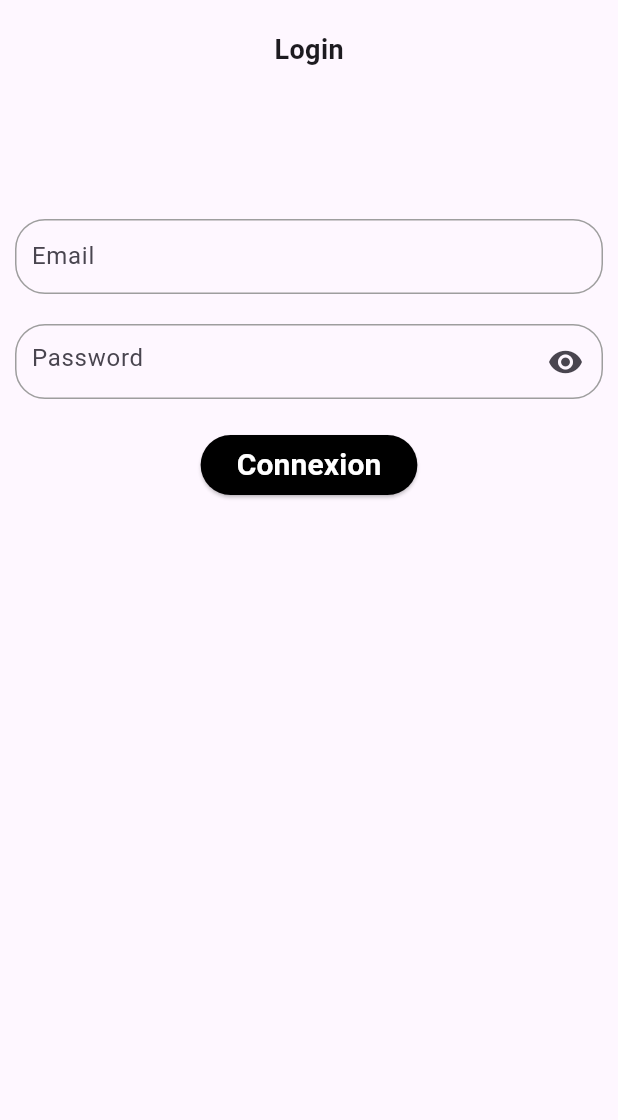
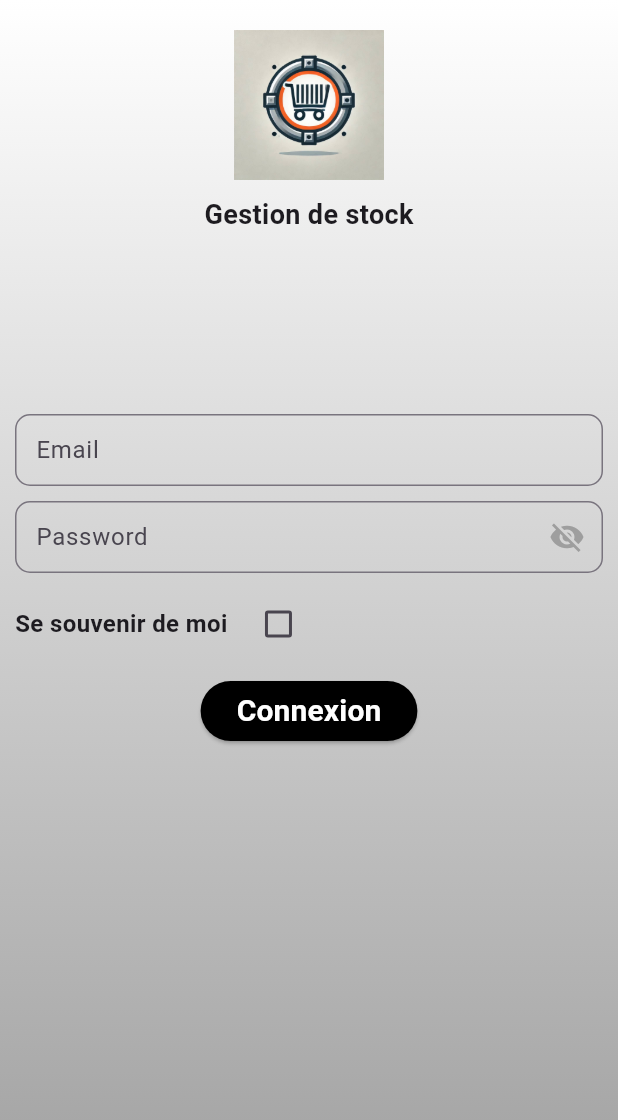
Before and after one commit to Ibrahima-Lam/gestion_stock_flutter, a Flutter app: the screen it shows after launch, on a phone screen of 412 x 824 dp. Shown: the top 1120 px of the screen. Run offline on Flutter 3.47's test engine with Material 3 defaults, Android fonts, the light colour scheme and no system bars; our stand-ins replace cloud_firestore, firebase_auth, firebase_core, get, shared_preferences; accounts and stored records are empty.

Commit message:
commit 2

```diff
--- a/lib/home/login.dart
+++ b/lib/home/login.dart
@@ -4,61 +4,100 @@ import 'package:gestion_stock_flutter/widget/text_field_widget.dart';
 import 'package:get/get.dart';
 
 // ignore: must_be_immutable
-class LoginPage extends StatelessWidget {
-  LoginPage({super.key});
+class LoginPage extends StatefulWidget {
+  const LoginPage({super.key});
+
+  @override
+  State<LoginPage> createState() => _LoginPageState();
+}
+
+class _LoginPageState extends State<LoginPage> {
   LoginController controller = LoginController();
 
   final TextEditingController emailEditingController = TextEditingController();
+
   final TextEditingController passwordEditingController =
       TextEditingController();
+  @override
+  initState() {
+    controller.getUser().then((value) {
+      print(value);
+      if (value != null) {
+        emailEditingController.text = value[0];
+        passwordEditingController.text = value[1];
+        controller.setRememberMe(true);
+        controller.login(context, email: value[0], password: value[1]);
+      }
+    });
+    super.initState();
+  }
 
   @override
   Widget build(BuildContext context) {
     return Scaffold(
       body: SafeArea(
-        child: SizedBox(
+        child: SingleChildScrollView(
+          child: Container(
+            decoration: const BoxDecoration(
+              gradient: LinearGradient(
+                begin: Alignment.topCenter,
+                end: Alignment.bottomCenter,
+                colors: [Colors.white, Colors.grey],
+              ),
+            ),
             height: MediaQuery.of(context).size.height,
             width: MediaQuery.of(context).size.width,
             child: Padding(
               padding: const EdgeInsets.symmetric(horizontal: 10, vertical: 20),
-            child: Column(children: [
+              child: Column(spacing: 10, children: [
+                SizedBox(
+                  height: 100,
+                  child: Image.asset(
+                    'assets/images/logo.jpg',
+                    width: 100,
+                    height: 100,
+                  ),
+                ),
                 const Row(
                   mainAxisAlignment: MainAxisAlignment.center,
                   children: [
                     Text(
-                    'Login',
-                    style: TextStyle(fontSize: 18, fontWeight: FontWeight.bold),
+                      'Gestion de stock',
+                      style:
+                          TextStyle(fontSize: 18, fontWeight: FontWeight.bold),
                     )
                   ],
                 ),
                 const SizedBox(
                   height: 100,
                 ),
-              Container(
-                decoration: BoxDecoration(
-                    border: Border.all(width: 1, color: Colors.grey),
-                    borderRadius: BorderRadius.circular(20)),
-                child: TextFieldWidget(
+                TextFieldWidget(
                   hintText: "Email",
                   obscure: false,
                   controller: emailEditingController,
                 ),
-              ),
-              const SizedBox(
-                height: 20,
-              ),
-              Container(
-                decoration: BoxDecoration(
-                    border: Border.all(width: 1, color: Colors.grey),
-                    borderRadius: BorderRadius.circular(20)),
-                child: TextFieldWidget(
+                TextFieldWidget(
                   hintText: 'Password',
                   obscure: true,
                   controller: passwordEditingController,
                 ),
+                Row(
+                  mainAxisAlignment: MainAxisAlignment.start,
+                  spacing: 10,
+                  children: [
+                    const Text(
+                      'Se souvenir de moi',
+                      style:
+                          TextStyle(fontSize: 16, fontWeight: FontWeight.bold),
                     ),
-              const SizedBox(
-                height: 20,
+                    Obx(() => Checkbox(
+                          activeColor: Colors.black,
+                          value: controller.rememberMe.value,
+                          onChanged: (value) {
+                            controller.setRememberMe(value ?? false);
+                          },
+                        )),
+                  ],
                 ),
                 Obx(() => controller.isSigningIn.value
                     ? const CircularProgressIndicator()
@@ -66,18 +105,19 @@ class LoginPage extends StatelessWidget {
                         style: ElevatedButton.styleFrom(
                             backgroundColor: Colors.black),
                         onPressed: () async {
-                        controller.login(context, emailEditingController.text,
-                            passwordEditingController.text);
+                          controller.login(context,
+                              email: emailEditingController.text,
+                              password: passwordEditingController.text);
                         },
-                      child: Container(
                         child: const Text(
                           "Connexion",
                           style: TextStyle(
                               fontSize: 20,
                               fontWeight: FontWeight.bold,
                               color: Colors.white),
-                      ))))
+                        )))
               ]),
+            ),
           ),
         ),
       ),
--- a/lib/main.dart
+++ b/lib/main.dart
@@ -17,6 +17,14 @@ class MyApp extends StatelessWidget {
 
   @override
   Widget build(BuildContext context) {
-    return MaterialApp(home: LoginPage());
+    return MaterialApp(
+      debugShowCheckedModeBanner: false,
+      theme: ThemeData(
+          primaryColor: Colors.black,
+          progressIndicatorTheme: const ProgressIndicatorThemeData(
+            color: Colors.black,
+          )),
+      home: const LoginPage(),
+    );
   }
 }
--- a/lib/produit/produit.dart
+++ b/lib/produit/produit.dart
@@ -1,5 +1,5 @@
 class Produit {
-  final String? idProduit;
+  final String idProduit;
   final String nom;
   final int prix;
   int stock;
@@ -8,7 +8,7 @@ class Produit {
   final String image;
 
   Produit({
-    this.idProduit,
+    required this.idProduit,
     required this.nom,
     required this.prix,
     required this.stock,
--- a/lib/vente/vente.dart
+++ b/lib/vente/vente.dart
@@ -42,7 +42,7 @@ class VenteProduit extends Produit {
   final String date;
 
   VenteProduit(
-      {super.idProduit,
+      {required super.idProduit,
       required super.nom,
       required super.prix,
       required super.stock,
--- a/lib/vente/vente_form_page.dart
+++ b/lib/vente/vente_form_page.dart
@@ -122,7 +122,7 @@ class _VenteFormState extends State<VenteForm> {
                             foregroundColor: Colors.white,
                             elevation: 5),
                         onPressed: () async {
-                          final String idp = widget.produit.idProduit ?? '';
+                          final String idp = widget.produit.idProduit;
                           final Vente vente = Vente(
                               idVente:
                                   'V${DateTime.now().toString().replaceAll('-', '').replaceAll(' ', '').replaceAll(':', '').substring(0, 14)}',
--- a/lib/widget/text_field_widget.dart
+++ b/lib/widget/text_field_widget.dart
@@ -29,12 +29,23 @@ class _TextFieldWidgetState extends State<TextFieldWidget> {
           suffixIcon: !widget.obscure
               ? null
               : IconButton(
-                  icon: const Icon(Icons.remove_red_eye),
+                  icon: !visible
+                      ? const Icon(
+                          Icons.visibility_off,
+                          color: Colors.grey,
+                        )
+                      : const Icon(
+                          Icons.visibility,
+                          color: Colors.blue,
+                        ),
                   onPressed: () {
                     _visible();
                   },
                 ),
-          border: InputBorder.none,
+          border: OutlineInputBorder(
+            borderSide: const BorderSide(width: 0.5, color: Colors.grey),
+            borderRadius: BorderRadius.circular(10),
+          ),
           hintText: widget.hintText,
           contentPadding: const EdgeInsets.all(10)),
     );
```
Also changed, not shown: lib/controllers/login_controller.dart (+80 -14 lines), lib/produit/produit_page.dart (+17 -24 lines), lib/produit/single_produit.dart (+30 -21 lines), lib/widget/drawer_widget.dart (+12 -5 lines), lib/widget/produit_listview.dart (+22 -9 lines), pubspec.yaml (+5 -3 lines), pubspec.lock, 9 other files. Lines whose indentation alone changed are shown as unchanged.
